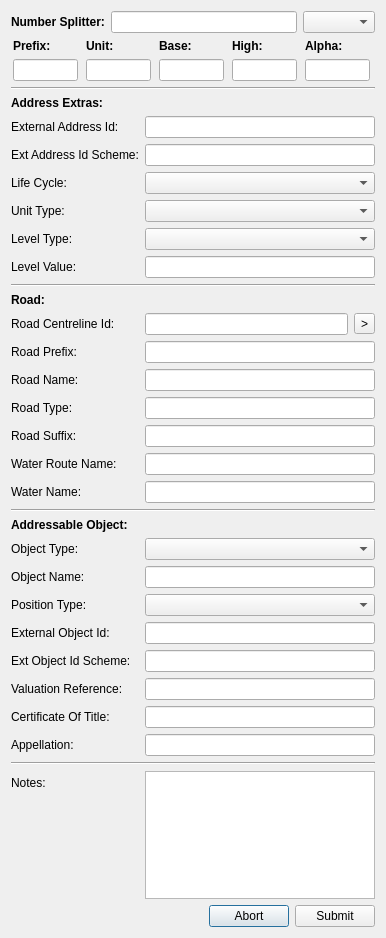
linz/QGIS-AIMS-Plugin, file AimsUI/AimsClient/Gui/Ui_NewAddressDialog.ui: the form before one commit.
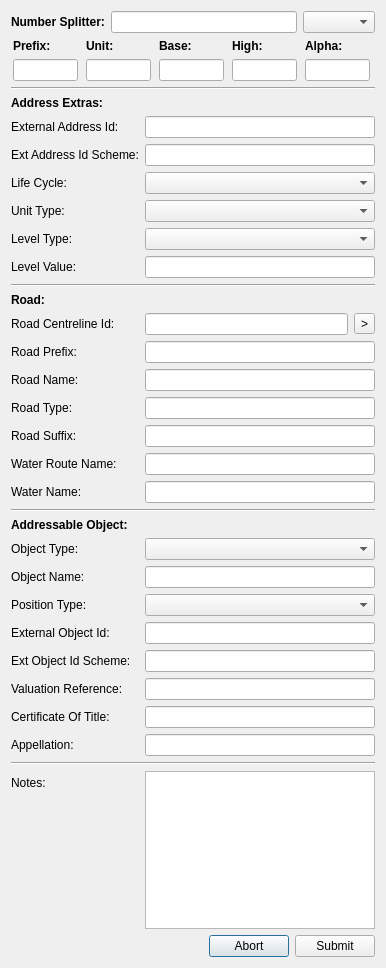
The form after the commit.

Diff of the .ui file:
```diff
--- a/AimsUI/AimsClient/Gui/Ui_NewAddressDialog.ui
+++ b/AimsUI/AimsClient/Gui/Ui_NewAddressDialog.ui
@@ -7,7 +7,7 @@
     <x>0</x>
     <y>0</y>
     <width>386</width>
-    <height>938</height>
+    <height>968</height>
    </rect>
   </property>
   <property name="windowTitle">
```
